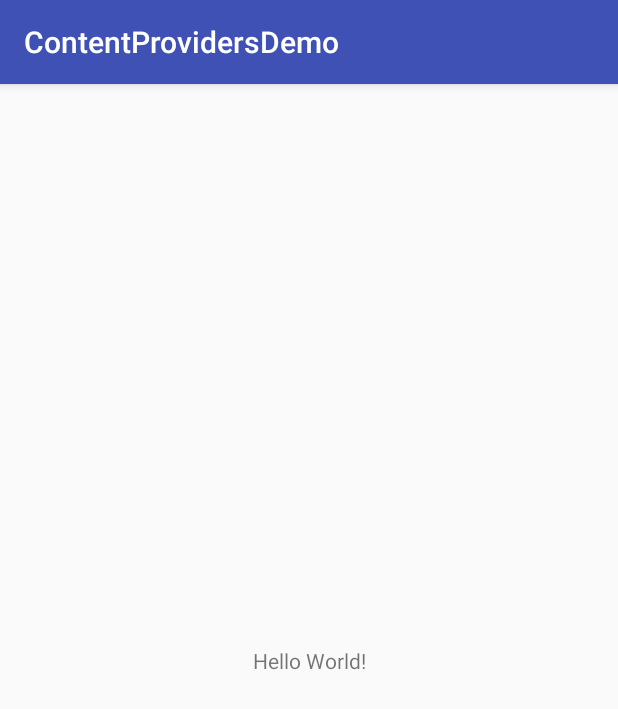
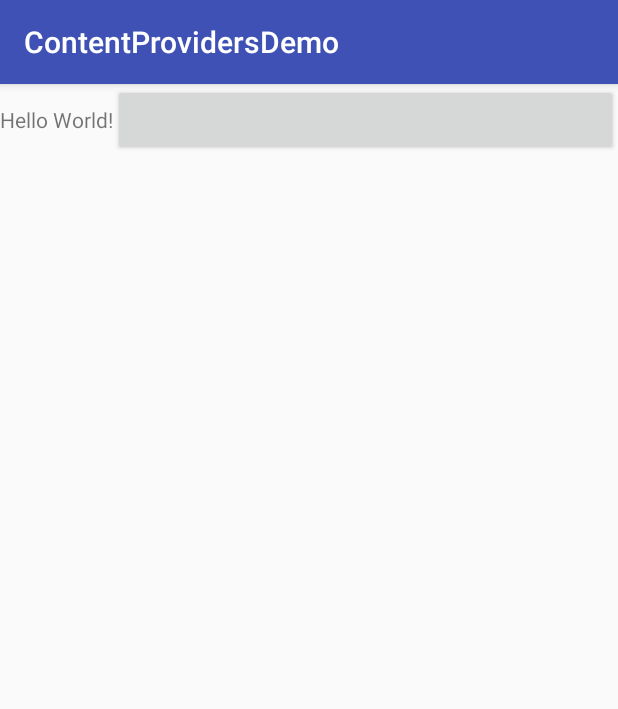
Before and after one commit to haranathj/ContentProvidersDemo, an Android app: the screen it shows after launch (MainActivity), on a phone screen of 412 x 824 dp. Shown: the top 709 px of the screen. Run offline under Robolectric (Android 15) with nearby library versions, the phone set to English and light mode, and no system bars.

Commit message:
Added Button

```diff
--- a/app/src/main/java/com/example/hjivvix/contentprovidersdemo/MainActivity.java
+++ b/app/src/main/java/com/example/hjivvix/contentprovidersdemo/MainActivity.java
@@ -2,12 +2,17 @@ package com.example.hjivvix.contentprovidersdemo;
 
 import android.support.v7.app.AppCompatActivity;
 import android.os.Bundle;
+import android.widget.Button;
 
 public class MainActivity extends AppCompatActivity {
+
+    Button button;
 
     @Override
     protected void onCreate(Bundle savedInstanceState) {
         super.onCreate(savedInstanceState);
         setContentView(R.layout.activity_main);
+
+        button = (Button) findViewById(R.id.button);
     }
 }
--- a/app/src/main/res/layout/activity_main.xml
+++ b/app/src/main/res/layout/activity_main.xml
@@ -1,5 +1,5 @@
 <?xml version="1.0" encoding="utf-8"?>
-<android.support.constraint.ConstraintLayout xmlns:android="http://schemas.android.com/apk/res/android"
+<LinearLayout xmlns:android="http://schemas.android.com/apk/res/android"
     xmlns:app="http://schemas.android.com/apk/res-auto"
     xmlns:tools="http://schemas.android.com/tools"
     android:layout_width="match_parent"
@@ -15,4 +15,9 @@
         app:layout_constraintRight_toRightOf="parent"
         app:layout_constraintTop_toTopOf="parent" />
 
-</android.support.constraint.ConstraintLayout>
+    <Button
+        android:id="@+id/button"
+        android:layout_width="match_parent"
+        android:layout_height="wrap_content" />
+
+</LinearLayout>
```
